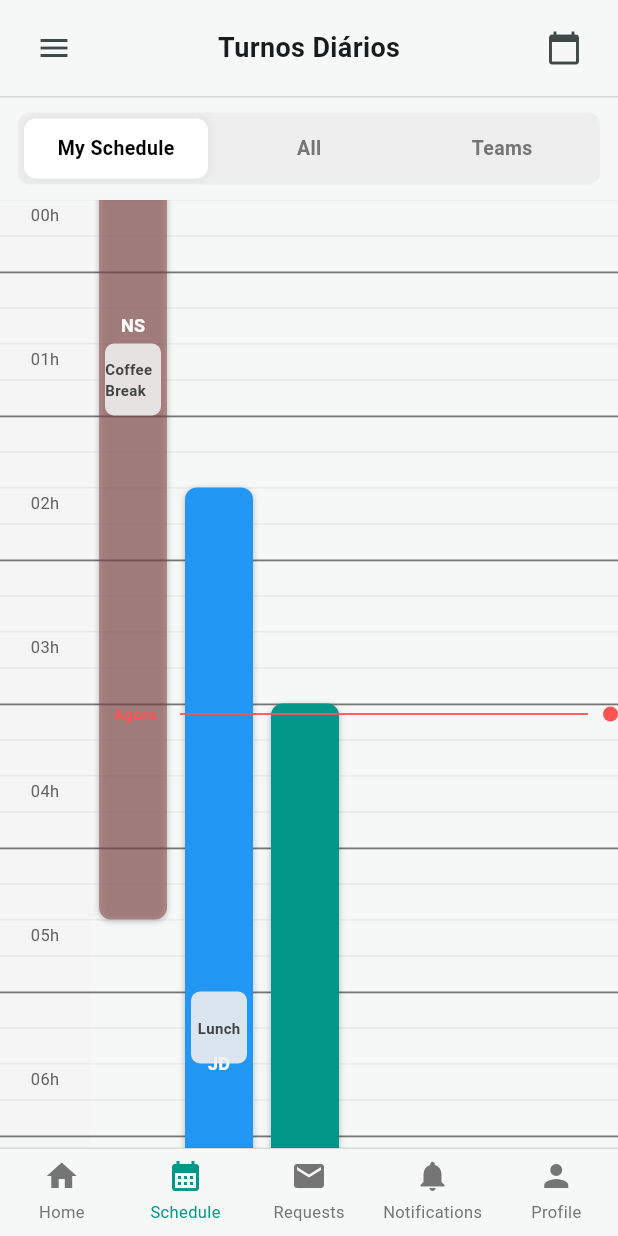
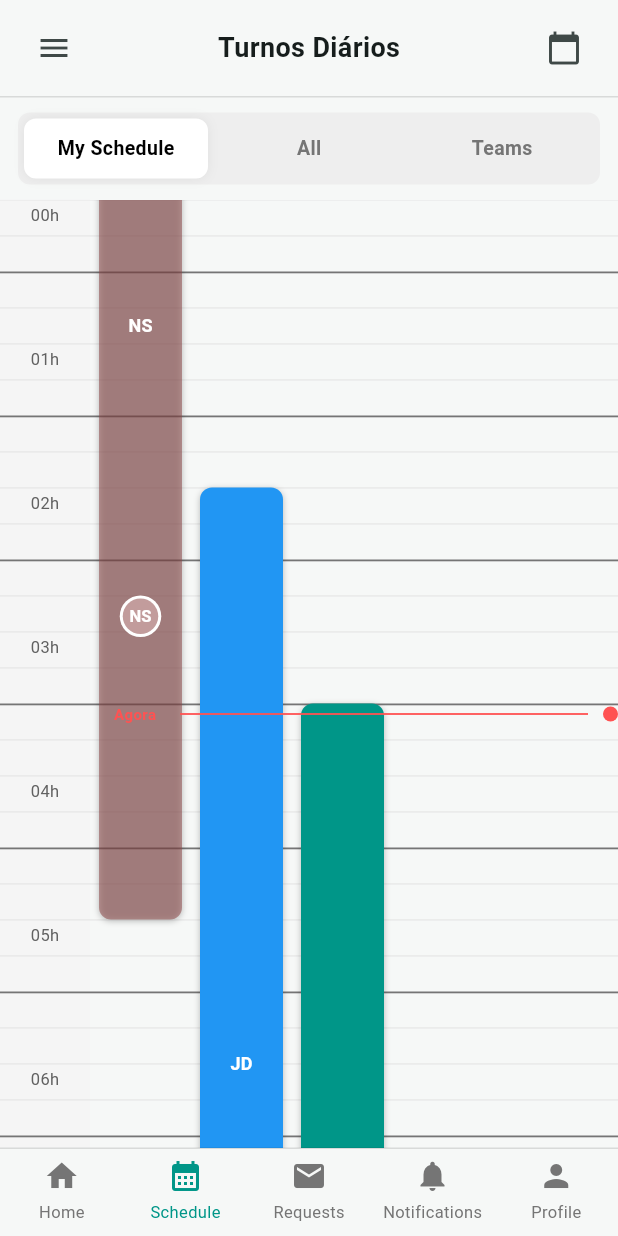
Before and after one commit to carolinamaio123/turnos_diarios_flutlab--1-, a Flutter app: the screen it shows after launch, scrolled down 576 dp, on a phone screen of 412 x 824 dp. Run offline on Flutter 3.47's test engine with Material 3 defaults, Android fonts, the phone set to English and light mode, and no system bars.

Commit message:
Update schedule_grid.dart
Colocação de avatar movel

```diff
--- a/lib/widgets/schedule_grid.dart
+++ b/lib/widgets/schedule_grid.dart
@@ -3,84 +3,223 @@ import '../models/shift.dart';
 import '../utils/time_utils.dart';
 import 'shift_card.dart';
 
-class ScheduleGrid extends StatelessWidget {
+class ScheduleGrid extends StatefulWidget {
   final List<Shift> shifts;
   const ScheduleGrid({super.key, required this.shifts});
+
+  @override
+  State<ScheduleGrid> createState() => _ScheduleGridState();
+}
+
+class _ScheduleGridState extends State<ScheduleGrid> {
+  final ScrollController _scrollController = ScrollController();
+  final Map<int, double> _avatarPositions = {}; // Mapa para posições dos avatares
+
+  @override
+  void initState() {
+    super.initState();
+    _scrollController.addListener(_updateAvatarPositions);
+  }
+
+  void _updateAvatarPositions() {
+    setState(() {
+      for (final shift in widget.shifts) {
+        final shiftHeight = TimeUtils.durationToHeight(shift.start, shift.end);
+        final avatarSize = (_getColumnWidth() - 12) * 0.5;
+
+        // SUA LÓGICA SUPERIOR - simples e eficiente
+        double avatarY = _scrollController.offset;
+        avatarY = avatarY.clamp(0, shiftHeight - avatarSize);
+
+        _avatarPositions[shift.hashCode] = avatarY;
+      }
+    });
+  }
+
+  double _getColumnWidth() {
+    // Lógica para calcular largura da coluna (similar à anterior)
+    final mediaQuery = MediaQuery.of(context);
+    final columnCount = 6;
+    return (mediaQuery.size.width - 8) / columnCount;
+  }
+
+  @override
+  void dispose() {
+    _scrollController.dispose();
+    super.dispose();
+  }
 
   @override
   Widget build(BuildContext context) {
     final totalQuarters = (TimeUtils.endHour - TimeUtils.startHour) * 4;
     final contentHeight = totalQuarters * TimeUtils.quarterHeight;
-
-    return LayoutBuilder(builder: (context, constraints) {
-      final columnCount = 6;
-      final columnWidth = (constraints.maxWidth - 8) / columnCount;
+    final columnWidth = _getColumnWidth();
 
     return SingleChildScrollView(
+      controller: _scrollController,
       child: SizedBox(
         height: contentHeight,
         child: Stack(
           children: [
+            // Grade de fundo (mantida da versão anterior)
             Column(
               children: List.generate(
                 totalQuarters,
-                  (i) {
-                    final minute = (i * 15) % 60;
-                    final isHalf = minute == 30;
-                    return Container(
+                (i) => Container(
                   height: TimeUtils.quarterHeight,
                   decoration: BoxDecoration(
                     border: Border(
                       top: BorderSide(
-                            color: isHalf
+                        color: ((i * 15) % 60) == 30
                             ? Colors.grey.shade600
                             : Colors.grey.shade300,
-                            width: isHalf ? 1.2 : 0.6,
+                        width: ((i * 15) % 60) == 30 ? 1.2 : 0.6,
                       ),
                     ),
                   ),
-                    );
-                  },
                 ),
               ),
-              for (final s in shifts) ...[
+            ),
+
+            // Cards dos turnos com avatares
+            for (final shift in widget.shifts)
+              _buildShiftWithAvatar(shift, columnWidth),
+
+            // Indicador de tempo atual (mantido)
+            _buildCurrentTimeIndicator(),
+          ],
+        ),
+      ),
+    );
+  }
+
+  Widget _buildShiftWithAvatar(Shift shift, double columnWidth) {
+    final shiftHeight = TimeUtils.durationToHeight(shift.start, shift.end);
+    final shiftTop = TimeUtils.timeToOffset(shift.start);
+    final avatarSize = (columnWidth - 12) * 0.5;
+    final avatarTop = _avatarPositions[shift.hashCode] ?? 8;
+
+    return Stack(
+      children: [
+        // Card do turno
         Positioned(
-                  left: s.column * columnWidth + 6,
-                  top: TimeUtils.timeToOffset(s.start),
+          left: shift.column * columnWidth + 6,
+          top: shiftTop,
           width: columnWidth - 12,
-                  height: TimeUtils.durationToHeight(s.start, s.end),
-                  child: Stack(
-                    children: [
-                      Positioned.fill(child: ShiftCard(shift: s)),
-                      for (final b in s.breaks)
+          height: shiftHeight,
+          child: ShiftCard(shift: shift),
+        ),
+
+        // Avatar (SUA ABORDAGEM SUPERIOR)
         Positioned(
-                          top: TimeUtils.timeToOffset(b.start) -
-                              TimeUtils.timeToOffset(s.start),
-                          left: 4,
-                          right: 4,
-                          height: TimeUtils.durationToHeight(b.start, b.end),
-                          child: Container(
-                            decoration: BoxDecoration(
-                              color:
-                                  Colors.grey.shade200.withValues(alpha: 0.9),
-                              borderRadius: BorderRadius.circular(6),
+          left: shift.column * columnWidth + 6 + ((columnWidth - 12 - avatarSize) / 2),
+          top: shiftTop + avatarTop,
+          child: GestureDetector(
+            onTap: () => _showInfoPopup(context, shift),
+            child: MouseRegion(
+              cursor: SystemMouseCursors.click,
+              child: CircleAvatar(
+                radius: avatarSize / 2,
+                backgroundColor: Colors.white,
+                child: CircleAvatar(
+                  radius: (avatarSize / 2) - 2,
+                  backgroundColor: shift.color,
+                  child: Text(
+                    _getInitials(shift.name),
+                    style: TextStyle(
+                      color: Colors.white,
+                      fontSize: (avatarSize / 2) * 0.8,
+                      fontWeight: FontWeight.bold,
                     ),
-                            alignment: Alignment.center,
-                            child: Text(
-                              b.label ?? 'Break',
-                              style: TextStyle(
-                                color: Colors.grey.shade800,
-                                fontSize: 10,
-                                fontWeight: FontWeight.w600,
+                  ),
+                ),
               ),
             ),
           ),
         ),
       ],
+    );
+  }
+
+  String _getInitials(String name) {
+    final parts = name.trim().split(' ');
+    if (parts.isEmpty) return '';
+    if (parts.length == 1) return parts[0][0].toUpperCase();
+    return '${parts.first[0].toUpperCase()}${parts.last[0].toUpperCase()}';
+  }
+
+  void _showInfoPopup(BuildContext context, Shift shift) {
+    showDialog(
+      context: context,
+      builder: (BuildContext context) {
+        return AlertDialog(
+          backgroundColor: Colors.white,
+          shape: RoundedRectangleBorder(borderRadius: BorderRadius.circular(16)),
+          content: Column(
+            mainAxisSize: MainAxisSize.min,
+            crossAxisAlignment: CrossAxisAlignment.start,
+            children: [
+              Row(
+                children: [
+                  CircleAvatar(
+                    backgroundColor: shift.color,
+                    radius: 24,
+                    child: Text(
+                      _getInitials(shift.name),
+                      style: const TextStyle(
+                        color: Colors.white,
+                        fontWeight: FontWeight.bold,
+                        fontSize: 16,
+                      ),
+                    ),
+                  ),
+                  const SizedBox(width: 12),
+                  Expanded(
+                    child: Text(
+                      shift.name,
+                      style: const TextStyle(
+                        fontSize: 18,
+                        fontWeight: FontWeight.bold,
+                        color: Colors.black87,
+                      ),
                     ),
                   ),
                 ],
-              Builder(builder: (context) {
+              ),
+              const SizedBox(height: 20),
+              SizedBox(
+                width: double.infinity,
+                child: ElevatedButton.icon(
+                  onPressed: () {
+                    Navigator.of(context).pop();
+                    // TODO: Navegação para página de detalhes
+                  },
+                  icon: const Icon(Icons.info_outline, size: 20),
+                  label: const Text('Ver informações completas'),
+                  style: ElevatedButton.styleFrom(
+                    backgroundColor: shift.color,
+                    foregroundColor: Colors.white,
+                    shape: RoundedRectangleBorder(
+                      borderRadius: BorderRadius.circular(12),
+                    ),
+                    padding: const EdgeInsets.symmetric(vertical: 14),
+                  ),
+                ),
+              ),
+            ],
+          ),
+          actions: [
+            TextButton(
+              onPressed: () => Navigator.of(context).pop(),
+              child: const Text('Fechar', style: TextStyle(color: Colors.grey)),
+            ),
+          ],
+        );
+      },
+    );
+  }
+
+  Widget _buildCurrentTimeIndicator() {
     final now = TimeOfDay.now();
     final topOffset = TimeUtils.timeToOffset(now);
     return Positioned(
@@ -92,21 +231,21 @@ class ScheduleGrid extends StatelessWidget {
           Container(
             width: 60,
             alignment: Alignment.center,
-                          child: const Text('Agora',
+            child: const Text(
+              'Agora',
               style: TextStyle(
                 color: Colors.redAccent,
                 fontWeight: FontWeight.w600,
-                                  fontSize: 10))),
-                      Expanded(
-                          child:
-                              Container(height: 1.2, color: Colors.redAccent)),
+                fontSize: 10,
+              ),
+            ),
+          ),
+          Expanded(child: Container(height: 1.2, color: Colors.redAccent)),
           Padding(
-                        // Move o Container 5 pixels para a esquerda
             padding: const EdgeInsets.only(left: 10),
             child: Container(
               width: 10,
               height: 10,
-                          // REMOVE A MARGEM: margin: const EdgeInsets.only(left: -5),
               decoration: const BoxDecoration(
                 shape: BoxShape.circle,
                 color: Colors.redAccent,
@@ -116,11 +255,5 @@ class ScheduleGrid extends StatelessWidget {
         ],
       ),
     );
-              }),
-            ],
-          ),
-        ),
-      );
-    });
   }
 }
```
Lines whose indentation alone changed are shown as unchanged.
